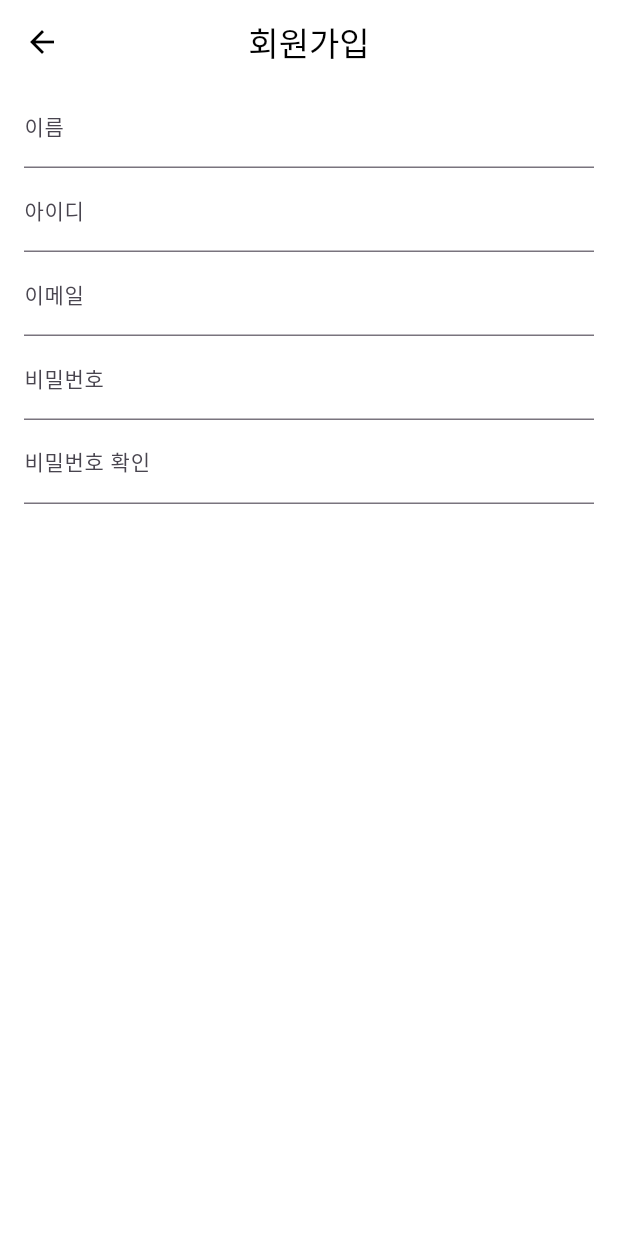
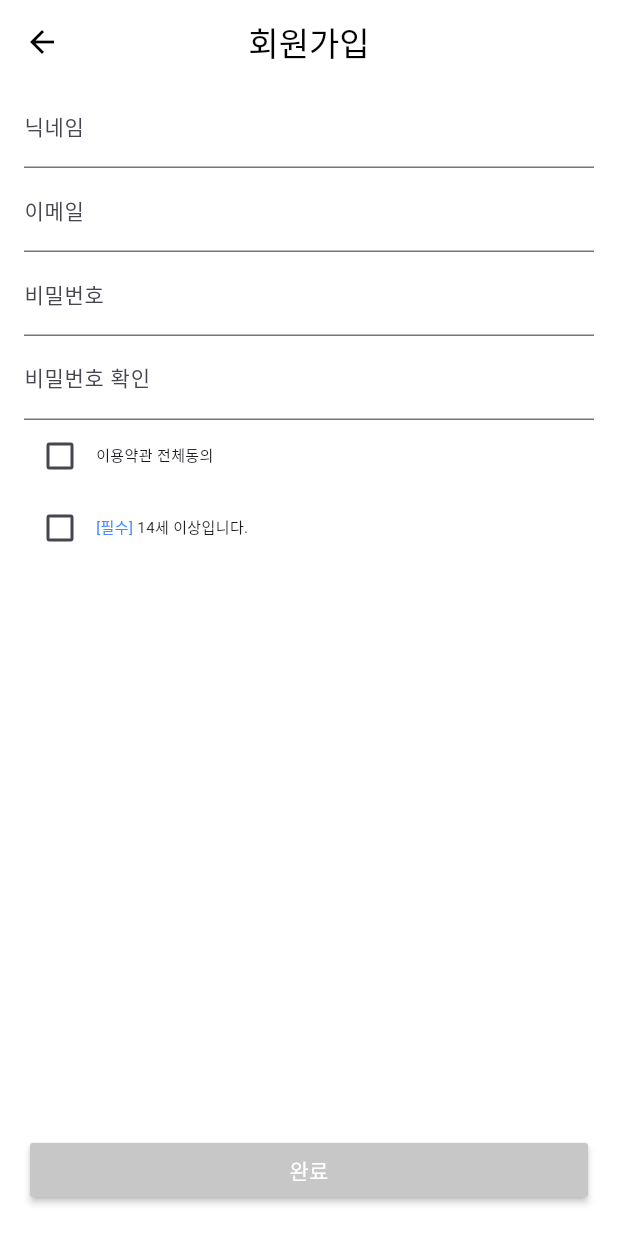
Before and after one commit to jeonghyun77/apt, a Flutter app: the JoinPage screen opened directly, on a phone screen of 412 x 824 dp. Run offline on Flutter 3.47's test engine with Material 3 defaults, Android fonts, the phone set to English and light mode, and no system bars; our stand-ins replace cloud_firestore, connectivity_plus, firebase_auth, firebase_core, firebase_crashlytics, flutter_native_splash and 1 more; missing offline and left inert: kakao_flutter_sdk; accounts and stored records are empty.

Commit message:
12/31일

```diff
--- a/lib/main.dart
+++ b/lib/main.dart
@@ -25,6 +25,8 @@ void main() async {
     FirebaseCrashlytics.instance.recordError(error, stack, fatal: true);
     return true;
   };
+
+
 }
 
 class MyApp extends StatelessWidget {
--- a/lib/user/join.dart
+++ b/lib/user/join.dart
@@ -1,4 +1,7 @@
+import 'package:cloud_firestore/cloud_firestore.dart';
+import 'package:firebase_auth/firebase_auth.dart';
 import 'package:flutter/material.dart';
+import 'package:kakao_flutter_sdk/kakao_flutter_sdk.dart';
 
 class JoinPage extends StatefulWidget {
   const JoinPage({super.key});
@@ -8,16 +11,29 @@ class JoinPage extends StatefulWidget {
 }
 
 class _SigninpageState extends State<JoinPage> {
-final formKey = GlobalKey<FormState>();
-final TextEditingController userIdController = TextEditingController();
 
 
+final _formkey = GlobalKey<FormState>();
+final TextEditingController _emailController = TextEditingController();
+final TextEditingController _usernameController = TextEditingController();
+final TextEditingController _passwordController = TextEditingController();
+final TextEditingController _passworConfirmController = TextEditingController();
+
+
+bool _isCheckRed = false;
+
+// 유효성 검사
+FocusNode emailFocus = new FocusNode();
+FocusNode passwordFocus = new FocusNode();
+
+
+final FirebaseAuth _firebaseAuth =FirebaseAuth.instance;
 
 Future<void> _submit()async{
-  if(formKey.currentState!.validate() == false){
+  if(_formkey.currentState!.validate() == false){
     return;
   }else{
-    formKey.currentState!.save();
+    _formkey.currentState!.save();
     ScaffoldMessenger.of(context).showSnackBar(
       SnackBar(content: Text('회원가입이 완료되었습니다. 로그인을 진행해주세요.'),
       duration: Duration(seconds: 1),)
@@ -25,6 +41,7 @@ Future<void> _submit()async{
     Navigator.of(context).pop();
   }
 }
+
 
 
 
@@ -38,70 +55,120 @@ Future<void> _submit()async{
         foregroundColor: Colors.black,
         title: Text('회원가입'), centerTitle: true,elevation: 0,),
         body: Form(
-          key: formKey,
+          key: _formkey,
             child: SingleChildScrollView(
               child: Padding(padding:  const EdgeInsets.symmetric(horizontal: 16), child: Column(children: [
-                TextField(
-                controller: userIdController, // ID 용 TextFormField 에는 ID 용 Controller 를 설정함.
+                TextFormField(
+                controller: _usernameController,
+                validator: (value){
+                  if(value == null || value.isEmpty){
+                    return '닉네임을 입력해주세요.';
+                  }
+                  return null;
+                },
+                  onSaved: (value){},
                 decoration: InputDecoration(
-                  label: Text('이름', style:  TextStyle(fontSize: 14)),
-                  hintText: "", // 입력에 값이 없을 때 입력을 돕기 위한 텍스트
+                  label: Text('닉네임', style:  TextStyle(fontSize: 14)),
+                  hintText: "닉네임을 입력하세요.",  hintStyle: TextStyle(fontSize: 10)
                 ),
               ),
-                  TextFormField(
-                    controller: userIdController, // ID 용 TextFormField 에는 ID 용 Controller 를 설정함.
-                    decoration: InputDecoration(
-
-                      label: Text('아이디', style:  TextStyle(fontSize: 14)),
-                      hintText: "아이디를 입력하세요.",
-                        hintStyle: TextStyle(fontSize: 10)
-                    ),
-                  ),
-                TextField(
-                  controller: userIdController, // ID 용 TextFormField 에는 ID 용 Controller 를 설정함.
+                TextFormField(
+                  focusNode: emailFocus,
+                  keyboardType: TextInputType.emailAddress,
+                  controller: _emailController,
                   decoration: InputDecoration(
                       label: Text('이메일', style:  TextStyle(fontSize: 14)),
                       hintText: "abcd@gmail.com",
                       hintStyle: TextStyle(fontSize: 10)
                   ),
                 ),
-                  TextField(
-                    controller: userIdController, // ID 용 TextFormField 에는 ID 용 Controller 를 설정함.
+                TextFormField(
+                  onSaved: (value){},
+                  controller: _passwordController,
                     decoration: InputDecoration(
                       label: Text('비밀번호', style:  TextStyle(fontSize: 14)),
                       hintText: "비밀번호를 입력하세요.",
                         hintStyle: TextStyle(fontSize: 10)
                     ),
                   ),
-                TextField(
-                  controller: userIdController, // ID 용 TextFormField 에는 ID 용 Controller 를 설정함.
+                TextFormField(
+                  controller: _passworConfirmController,
+                  validator: (value){
+                    if(value == null || value.isEmpty){
+                      return '비밀번호를 한번 더 입력해주세요.';
+                    }else if(value != _passwordController.text.toString()){
+                      return '비밀번호가 일치하지 않습니다.';
+                    }
+                    return null;
+                  },
+                  onSaved: (value){},
                   decoration: InputDecoration(
                     label: Text('비밀번호 확인', style:  TextStyle(fontSize: 14)),
                     hintText: "비밀번호를 다시 한번 입력하세요.",
                     hintStyle: TextStyle(fontSize: 10)
                   ),
                 ),
+                Row(
+                  children: [
+                    Checkbox(
+                      value: _isCheckRed,
+                      onChanged: (value) {
+                        setState(() {
+                          _isCheckRed = value!;
+                        });
+                      },
+                    ),
+                    Text("이용약관 전체동의",style: TextStyle(fontSize: 10),)
+                  ],
+                ),
 
+                Row(
+                  children: [
+                    Checkbox(
+                      value: _isCheckRed,
+                      onChanged: (value) {
+                        setState(() {
+                          _isCheckRed = value!;
+                        });
+                      },
+                    ),
+                    Text("[필수]", style: TextStyle(fontSize: 10, color: Colors.blueAccent),),
+                    Text(" 14세 이상입니다.", style: TextStyle(fontSize: 10),)
+                  ],
+                )
               ],)))
-            ));
+
+            ),
+      bottomNavigationBar: Padding(
+        padding: EdgeInsets.all(20),
+        child: MaterialButton(
+          onPressed: () async{
+          },
+          color: Color(0xffc7c7c7),
+          textColor: Colors.white,
+          child: Text('완료'),
+        ),
+      ),
+    );
   }
 
 }
 
-Widget TextFormFiledComponent(bool obscureText, TextInputType keyboardType, TextInputAction textInputAction, String hintText, int maxsize, String errorMessage){
-  return Container(
-    child: TextFormField(
-      obscureText: obscureText,
-      keyboardType: keyboardType,
-      textInputAction: textInputAction,
-      decoration: InputDecoration(
-        hintText: hintText
-      ),
-      validator: (value){
-        if(value!.length < maxsize){
-          return errorMessage;
-        }
-      },
-    ),
-  );
-}
+// Widget TextFormFiledComponent(bool obscureText, TextInputType keyboardType, TextInputAction textInputAction, String hintText, int maxsize, String errorMessage){
+//   return Container(
+//     child: TextFormField(
+//       obscureText: obscureText,
+//       keyboardType: keyboardType,
+//       textInputAction: textInputAction,
+//       decoration: InputDecoration(
+//         hintText: hintText
+//       ),
+//       validator: (value){
+//         if(value!.length < maxsize){
+//           return errorMessage;
+//         }
+//       },
+//     ),
+//   );
+
+// }
```
Also changed, not shown: lib/user/check_validate.dart (added, +36 -0 lines), 1 other file.
